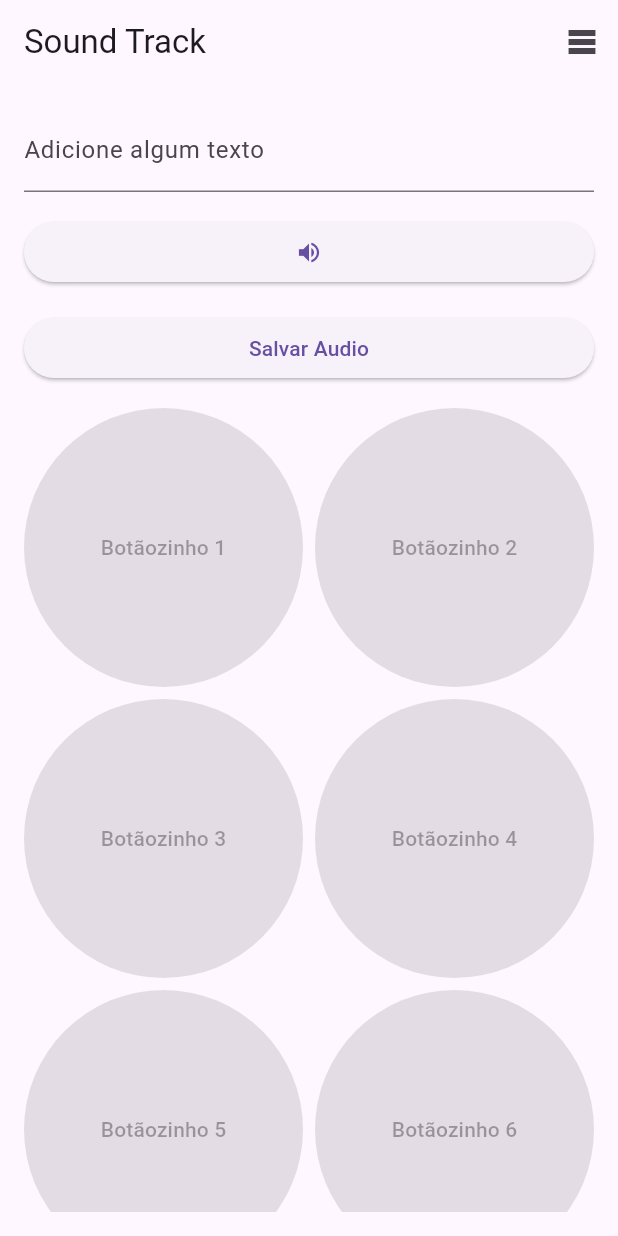
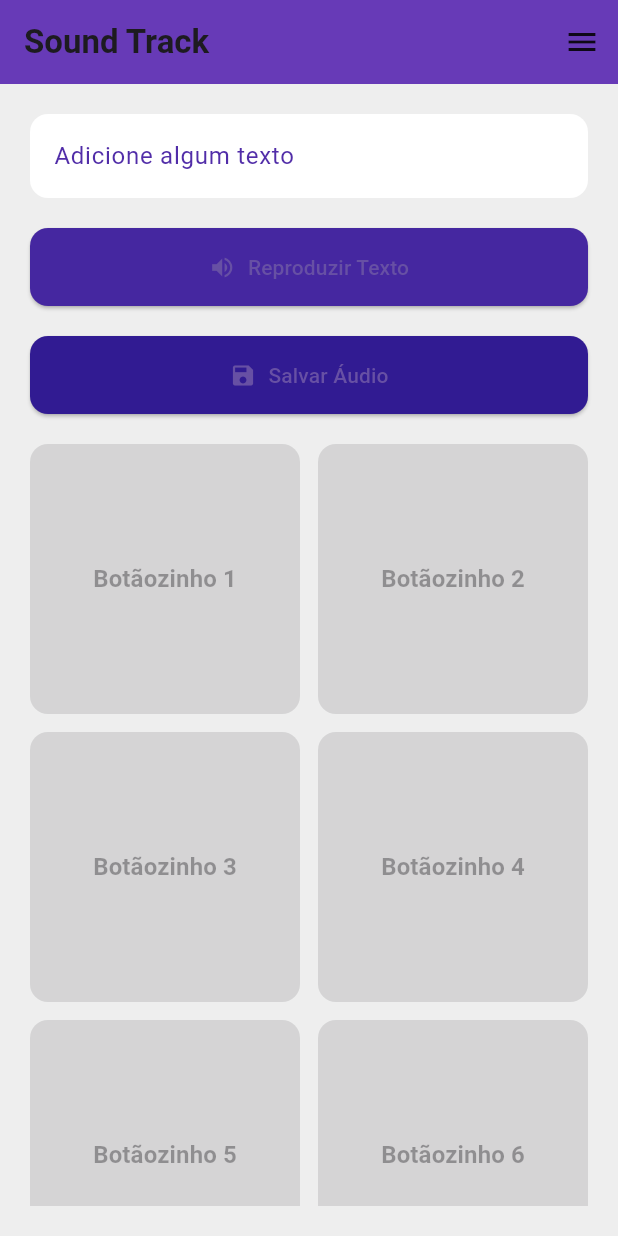
Before and after one commit to Arthur-Peixoto/Sound-Track, a Flutter app: the screen it shows after launch, on a phone screen of 412 x 824 dp. Run offline on Flutter 3.47's test engine with Material 3 defaults, Android fonts, the phone set to English and light mode, and no system bars; our stand-ins replace flutter_dotenv, just_audio.

Commit message:
Deixande o aplicative mais bonite

```diff
--- a/lib/ui/home_page.dart
+++ b/lib/ui/home_page.dart
@@ -62,43 +62,65 @@ class _MyHomePageState extends State<MyHomePage> {
   @override
   Widget build(BuildContext context) {
     return Scaffold(
+      backgroundColor: Colors.grey[200],
       appBar: AppBar(
         actions: [
           IconButton(
-            icon: Icon(_isSidebarVisible ? Icons.table_rows : Icons.table_rows),
+            icon: Icon(_isSidebarVisible ? Icons.menu_open : Icons.menu,),
+            color: Colors.black87,
             onPressed: _toggleSidebar,
           ),
         ],
-        title: const Text('Sound Track'),
+        title: const Text('Sound Track', style: TextStyle(fontWeight: FontWeight.bold)),
+        backgroundColor: Colors.deepPurple,
+        elevation: 0,
       ),
       body: Row(
         children: [
-          if (_isSidebarVisible) SideBar(onCollectionSelected: _onCollectionSelected, isVisible: _isSidebarVisible),
+          if (_isSidebarVisible)
+            SideBar(onCollectionSelected: _onCollectionSelected, isVisible: _isSidebarVisible),
           Expanded(
             child: Padding(
-              padding: const EdgeInsets.all(16.0),
+              padding: const EdgeInsets.all(20.0),
               child: Column(
                 crossAxisAlignment: CrossAxisAlignment.stretch,
                 children: <Widget>[
                   TextField(
                     controller: _textFieldController,
-                    decoration: const InputDecoration(
+                    decoration: InputDecoration(
                       labelText: 'Adicione algum texto',
+                      labelStyle: TextStyle(color: Colors.deepPurple[700]),
+                      filled: true,
+                      fillColor: Colors.white,
+                      border: OutlineInputBorder(
+                        borderRadius: BorderRadius.circular(12.0),
+                        borderSide: BorderSide.none,
+                      ),
                     ),
                   ),
-                  const SizedBox(height: 16.0),
-                  ElevatedButton(
+                  const SizedBox(height: 20.0),
+                  ElevatedButton.icon(
                     onPressed: () {
                       _playTextToSpeech(_textFieldController.text);
                     },
-                    child: _isLoadingVoice
-                        ? const LinearProgressIndicator()
+                    icon: _isLoadingVoice
+                        ? const CircularProgressIndicator(
+                      strokeWidth: 2.0,
+                      valueColor: AlwaysStoppedAnimation<Color>(Colors.white),
+                    )
                         : const Icon(Icons.volume_up),
+                    label: const Text('Reproduzir Texto'),
+                    style: ElevatedButton.styleFrom(
+                      padding: const EdgeInsets.symmetric(vertical: 16.0),
+                      primary: Colors.deepPurple[800],
+                      shape: RoundedRectangleBorder(
+                        borderRadius: BorderRadius.circular(12.0),
+                      ),
+                    ),
                   ),
-                  const SizedBox(height: 16.0),
-                  ElevatedButton(
+                  const SizedBox(height: 20.0),
+                  ElevatedButton.icon(
                     onPressed: () {
-                      // Salva no primeiro botão disponível
                       final firstAvailableIndex = savedAudioPaths.indexWhere((path) => path == null);
                       if (firstAvailableIndex != -1) {
                         _saveTextToSpeech(_textFieldController.text, firstAvailableIndex);
@@ -108,15 +130,23 @@ class _MyHomePageState extends State<MyHomePage> {
                         );
                       }
                     },
-                    child: const Text('Salvar Audio'),
+                    icon: const Icon(Icons.save),
+                    label: const Text('Salvar Áudio'),
+                    style: ElevatedButton.styleFrom(
+                      padding: const EdgeInsets.symmetric(vertical: 16.0),
+                      primary: Colors.deepPurple[900],
+                      shape: RoundedRectangleBorder(
+                        borderRadius: BorderRadius.circular(12.0),
+                      ),
+                    ),
                   ),
-                  const SizedBox(height: 16.0),
+                  const SizedBox(height: 20.0),
                   Expanded(
                     child: GridView.builder(
                       gridDelegate: const SliverGridDelegateWithFixedCrossAxisCount(
                         crossAxisCount: 2,
-                        crossAxisSpacing: 8.0,
-                        mainAxisSpacing: 8.0,
+                        crossAxisSpacing: 12.0,
+                        mainAxisSpacing: 12.0,
                       ),
                       itemCount: 8,
                       itemBuilder: (context, index) {
@@ -126,7 +156,23 @@ class _MyHomePageState extends State<MyHomePage> {
                             AudioPlayerService.playAudioFile(savedAudioPaths[index]!);
                           }
                               : null,
-                          child: Text('Botãozinho ${index + 1}'),
+                          style: ElevatedButton.styleFrom(
+                            primary: savedAudioPaths[index] != null
+                                ? Colors.deepPurple[300]
+                                : Colors.grey[400],
+                            onPrimary: Colors.white,
+                            shape: RoundedRectangleBorder(
+                              borderRadius: BorderRadius.circular(12.0),
+                            ),
+                            padding: const EdgeInsets.all(16.0),
+                          ),
+                          child: Text(
+                            'Botãozinho ${index + 1}',
+                            style: TextStyle(
+                              fontWeight: FontWeight.bold,
+                              fontSize: 16.0,
+                            ),
+                          ),
                         );
                       },
                     ),
```
Also changed, not shown: lib/ui/side_bar.dart (+45 -11 lines).
